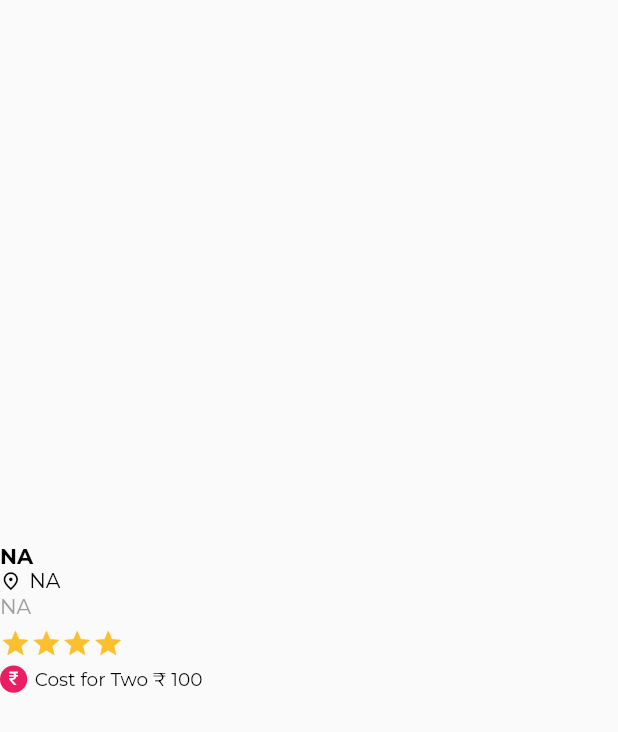
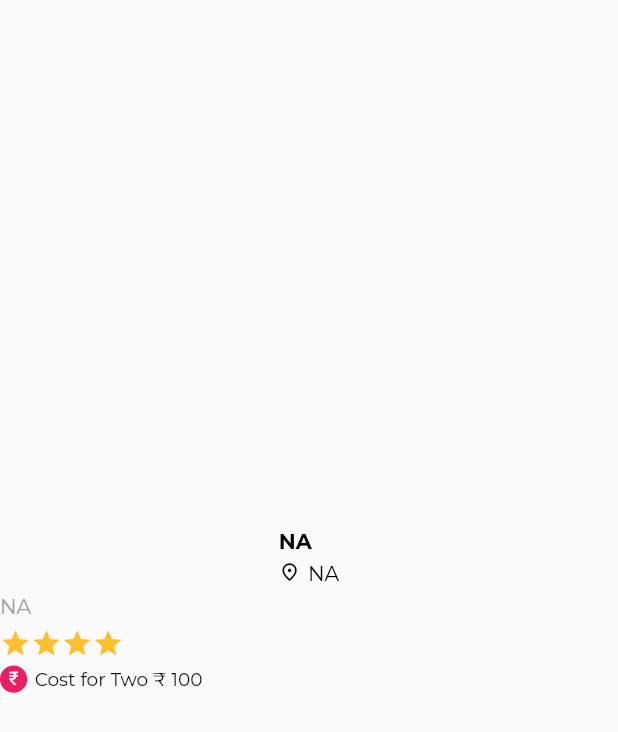
Before and after one commit to Foodistaan2021/Foodistaan-Main, a Flutter app: what rightSide() shows on an empty page, opened directly, on a phone screen of 412 x 824 dp. Shown: the top 732 px of the screen. Run offline on Flutter 3.47's test engine with Material 2 defaults, Android fonts, the phone set to English and light mode, and no system bars; our stand-ins replace carousel_slider, cloud_firestore, firebase_auth, firebase_core, flutter_rating_bar, flutter_spinkit and 14 more; missing offline and left inert: qr_code_scanner, razorpay_flutter; accounts and stored records are empty; project files that could hold a hidden picture were left out.

Commit message:
container fix restuarant

```diff
--- a/lib/MainScreenFolder/ListingsFile.dart
+++ b/lib/MainScreenFolder/ListingsFile.dart
@@ -113,7 +113,7 @@ class _ListedTileState extends State<ListedTile> {
                     )));
       },
       child: Container(
-        height: MediaQuery.of(context).size.height * 0.22,
+        height: MediaQuery.of(context).size.height * 0.28,
         width: double.infinity,
         decoration: BoxDecoration(
           color: Colors.white,
@@ -272,6 +272,15 @@ class rightSide extends StatelessWidget {
       mainAxisAlignment: MainAxisAlignment.center,
       crossAxisAlignment: CrossAxisAlignment.start,
       children: [
+        Row(
+            mainAxisAlignment: MainAxisAlignment.center,
+            crossAxisAlignment: CrossAxisAlignment.start,
+            children: [
+              Container(
+                child: Column(
+                    mainAxisAlignment: MainAxisAlignment.start,
+                    crossAxisAlignment: CrossAxisAlignment.start,
+                    children: [
                       Text(
                         name,
                         style: TextStyle(
@@ -279,9 +288,10 @@ class rightSide extends StatelessWidget {
                           fontWeight: FontWeight.bold,
                         ),
                       ),
+                      SizedBox(height: 5),
                       Row(
                         mainAxisAlignment: MainAxisAlignment.start,
-          crossAxisAlignment: CrossAxisAlignment.center,
+                        crossAxisAlignment: CrossAxisAlignment.start,
                         children: [
                           Icon(
                             Icons.place_outlined,
@@ -300,6 +310,50 @@ class rightSide extends StatelessWidget {
                           ),
                         ],
                       ),
+                    ]),
+              ),
+              foodistaanCertified == true
+                  ? Image.asset(
+                      'Images/fs_certified.png',
+                      // 'Images/certified.svg',
+                      width: 50,
+                      height: 40,
+                    )
+                  : SizedBox(),
+            ]),
+        // : Container(
+        //     child: Column(children: [
+        //     Text(
+        //       name,
+        //       style: TextStyle(
+        //         color: Colors.black,
+        //         fontWeight: FontWeight.bold,
+        //       ),
+        //     ),
+        //     SizedBox(height: 5),
+        //     Row(
+        //       mainAxisAlignment: MainAxisAlignment.start,
+        //       crossAxisAlignment: CrossAxisAlignment.center,
+        //       children: [
+        //         Icon(
+        //           Icons.place_outlined,
+        //           color: Colors.black,
+        //           size: w1 * 0.035,
+        //         ),
+        //         SizedBox(
+        //           width: 5,
+        //         ),
+        //         Text(
+        //           address,
+        //           style: TextStyle(
+        //             color: Colors.black,
+        //             fontSize: w1 * 0.033,
+        //           ),
+        //         ),
+        //       ],
+        //     ),
+        //   ])),
+        SizedBox(height: 5),
         Text(
           cuisines,
           style: TextStyle(
@@ -367,6 +421,7 @@ class rightSide extends StatelessWidget {
             ),
           ],
         ),
+        SizedBox(height: 5),
         delivery == true
             ? Row(
                 mainAxisAlignment: MainAxisAlignment.start,
@@ -396,6 +451,7 @@ class rightSide extends StatelessWidget {
                 ],
               )
             : SizedBox(),
+        SizedBox(height: 5),
         takeaway == true
             ? Row(
                 mainAxisAlignment: MainAxisAlignment.start,
@@ -425,29 +481,7 @@ class rightSide extends StatelessWidget {
                 ],
               )
             : SizedBox(),
-        foodistaanCertified == true
-            ? Row(
-                mainAxisAlignment: MainAxisAlignment.start,
-                crossAxisAlignment: CrossAxisAlignment.center,
-                children: [
-                  Image.asset(
-                    'Images/fs_certified.png',
-                    width: w1 * 0.055,
-                  ),
-                  SizedBox(
-                    width: 5,
-                  ),
-                  Text(
-                    'Foodistaan Certified',
-                    style: TextStyle(
-                      color: Theme.of(context).primaryColor,
-                      fontSize: w1 * 0.033,
-                      fontWeight: FontWeight.bold,
-                    ),
-                  ),
-                ],
-              )
-            : SizedBox(),
+
         // Container(
         //   height: 10 * h1 / 62,
         //   width: w1 / 3,
```
Also changed, not shown: Images/certified.svg (added), pubspec.lock, 2 other files. Lines whose indentation alone changed are shown as unchanged.
